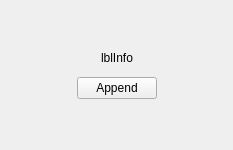
Qt form src/plugins/metacontacts/addmetaitempage.ui (silvansky/Contacts) before a commit.
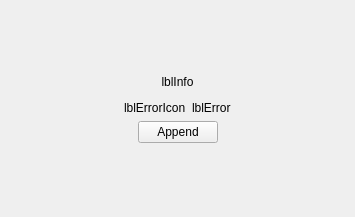
The same form after that commit.

Patch:
```diff
--- a/src/plugins/metacontacts/addmetaitempage.ui
+++ b/src/plugins/metacontacts/addmetaitempage.ui
@@ -6,11 +6,11 @@
    <rect>
     <x>0</x>
     <y>0</y>
-    <width>233</width>
-    <height>150</height>
+    <width>355</width>
+    <height>217</height>
    </rect>
   </property>
-  <layout class="QHBoxLayout" name="horizontalLayout">
+  <layout class="QHBoxLayout" name="horizontalLayout_3" stretch="1,2,1">
    <item>
     <spacer name="horizontalSpacer">
      <property name="orientation">
@@ -18,7 +18,7 @@
      </property>
      <property name="sizeHint" stdset="0">
       <size>
-       <width>60</width>
+       <width>0</width>
        <height>20</height>
       </size>
      </property>
@@ -34,7 +34,7 @@
        <property name="sizeHint" stdset="0">
         <size>
          <width>20</width>
-         <height>40</height>
+         <height>0</height>
         </size>
        </property>
       </spacer>
@@ -50,15 +50,96 @@
       </widget>
      </item>
      <item>
-      <widget class="QWidget" name="wdtAddMetaItem" native="true"/>
-     </item>
-     <item>
-      <widget class="QPushButton" name="pbtAppend">
-       <property name="text">
-        <string>Append</string>
+      <widget class="QWidget" name="wdtAddMetaItem" native="true">
+       <property name="sizePolicy">
+        <sizepolicy hsizetype="Expanding" vsizetype="Preferred">
+         <horstretch>0</horstretch>
+         <verstretch>0</verstretch>
+        </sizepolicy>
        </property>
       </widget>
      </item>
+     <item>
+      <layout class="QHBoxLayout" name="horizontalLayout_2">
+       <item>
+        <spacer name="horizontalSpacer_5">
+         <property name="orientation">
+          <enum>Qt::Horizontal</enum>
+         </property>
+         <property name="sizeHint" stdset="0">
+          <size>
+           <width>40</width>
+           <height>0</height>
+          </size>
+         </property>
+        </spacer>
+       </item>
+       <item>
+        <widget class="QLabel" name="lblErrorIcon">
+         <property name="text">
+          <string notr="true">lblErrorIcon</string>
+         </property>
+        </widget>
+       </item>
+       <item>
+        <widget class="QLabel" name="lblError">
+         <property name="text">
+          <string notr="true">lblError</string>
+         </property>
+        </widget>
+       </item>
+       <item>
+        <spacer name="horizontalSpacer_6">
+         <property name="orientation">
+          <enum>Qt::Horizontal</enum>
+         </property>
+         <property name="sizeHint" stdset="0">
+          <size>
+           <width>40</width>
+           <height>0</height>
+          </size>
+         </property>
+        </spacer>
+       </item>
+      </layout>
+     </item>
+     <item>
+      <layout class="QHBoxLayout" name="horizontalLayout">
+       <item>
+        <spacer name="horizontalSpacer_3">
+         <property name="orientation">
+          <enum>Qt::Horizontal</enum>
+         </property>
+         <property name="sizeHint" stdset="0">
+          <size>
+           <width>0</width>
+           <height>0</height>
+          </size>
+         </property>
+        </spacer>
+       </item>
+       <item>
+        <widget class="QPushButton" name="pbtAppend">
+         <property name="text">
+          <string>Append</string>
+         </property>
+        </widget>
+       </item>
+       <item>
+        <spacer name="horizontalSpacer_4">
+         <property name="orientation">
+          <enum>Qt::Horizontal</enum>
+         </property>
+         <property name="sizeHint" stdset="0">
+          <size>
+           <width>0</width>
+           <height>0</height>
+          </size>
+         </property>
+        </spacer>
+       </item>
+      </layout>
+     </item>
      <item>
       <spacer name="verticalSpacer_2">
        <property name="orientation">
@@ -67,7 +148,7 @@
        <property name="sizeHint" stdset="0">
         <size>
          <width>20</width>
-         <height>40</height>
+         <height>0</height>
         </size>
        </property>
       </spacer>
@@ -81,7 +162,7 @@
      </property>
      <property name="sizeHint" stdset="0">
       <size>
-       <width>60</width>
+       <width>0</width>
        <height>20</height>
       </size>
      </property>
```
Left out of the diff: 4 changed lines with no effect on the pictures.
